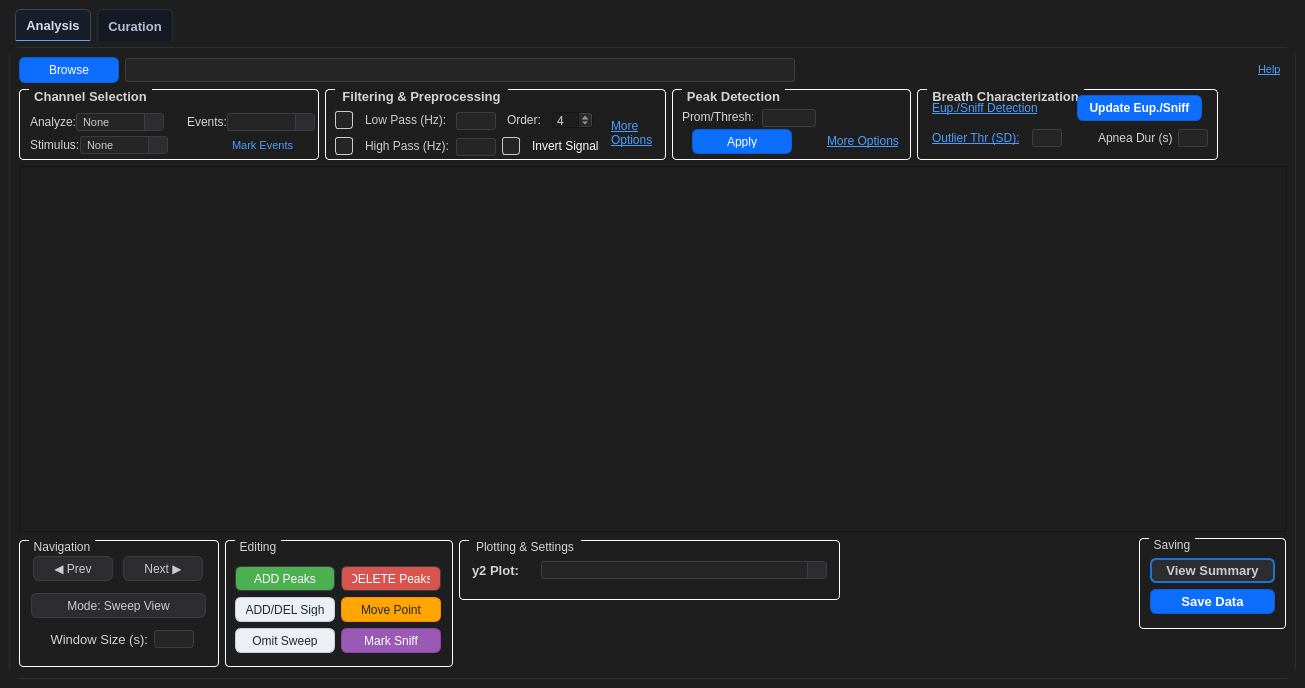
First picture: the form in ui/pleth_app_layout_02_horizontal.ui, repository RyanSeanPhillips/PhysioMetrics, before the edit.
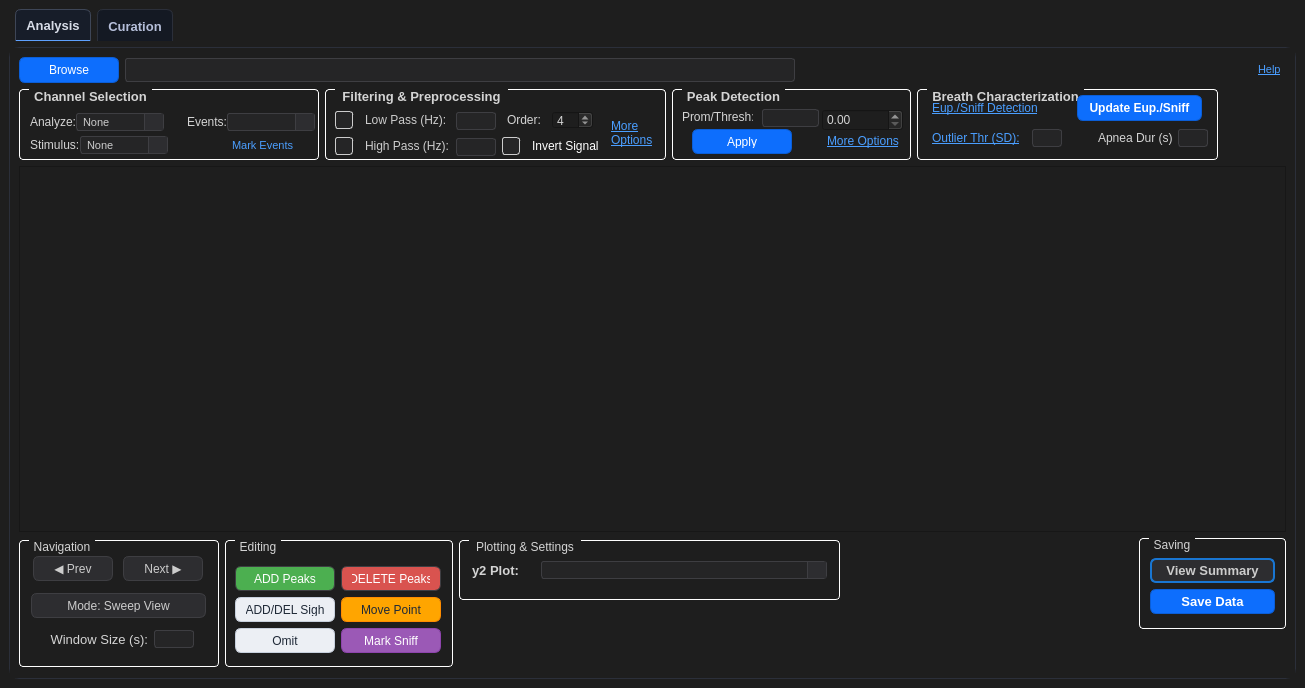
Second picture: the form after the edit. Icons and pictures are not drawn.

Commit message: Add omit region editing mode and UI improvements

```diff
--- a/ui/pleth_app_layout_02_horizontal.ui
+++ b/ui/pleth_app_layout_02_horizontal.ui
@@ -1177,7 +1177,7 @@
                 <rect>
                  <x>90</x>
                  <y>20</y>
-                 <width>54</width>
+                 <width>57</width>
                  <height>18</height>
                 </rect>
                </property>
@@ -1189,7 +1189,7 @@
                </property>
                <property name="minimumSize">
                 <size>
-                 <width>54</width>
+                 <width>57</width>
                  <height>18</height>
                 </size>
                </property>
@@ -1334,6 +1334,28 @@
                 <string>More Options</string>
                </property>
               </widget>
+              <widget class="QDoubleSpinBox" name="PeakPromValueSpinBox">
+               <property name="geometry">
+                <rect>
+                 <x>150</x>
+                 <y>20</y>
+                 <width>81</width>
+                 <height>22</height>
+                </rect>
+               </property>
+               <property name="sizePolicy">
+                <sizepolicy hsizetype="Minimum" vsizetype="Fixed">
+                 <horstretch>81</horstretch>
+                 <verstretch>18</verstretch>
+                </sizepolicy>
+               </property>
+               <property name="minimumSize">
+                <size>
+                 <width>81</width>
+                 <height>18</height>
+                </size>
+               </property>
+              </widget>
              </widget>
             </item>
             <item>
@@ -2024,7 +2046,7 @@
 </string>
                     </property>
                     <property name="text">
-                     <string>Omit Sweep</string>
+                     <string>Omit</string>
                     </property>
                     <property name="startHidden" stdset="0">
                      <bool>false</bool>
```
The commit also changes 3 other files.
